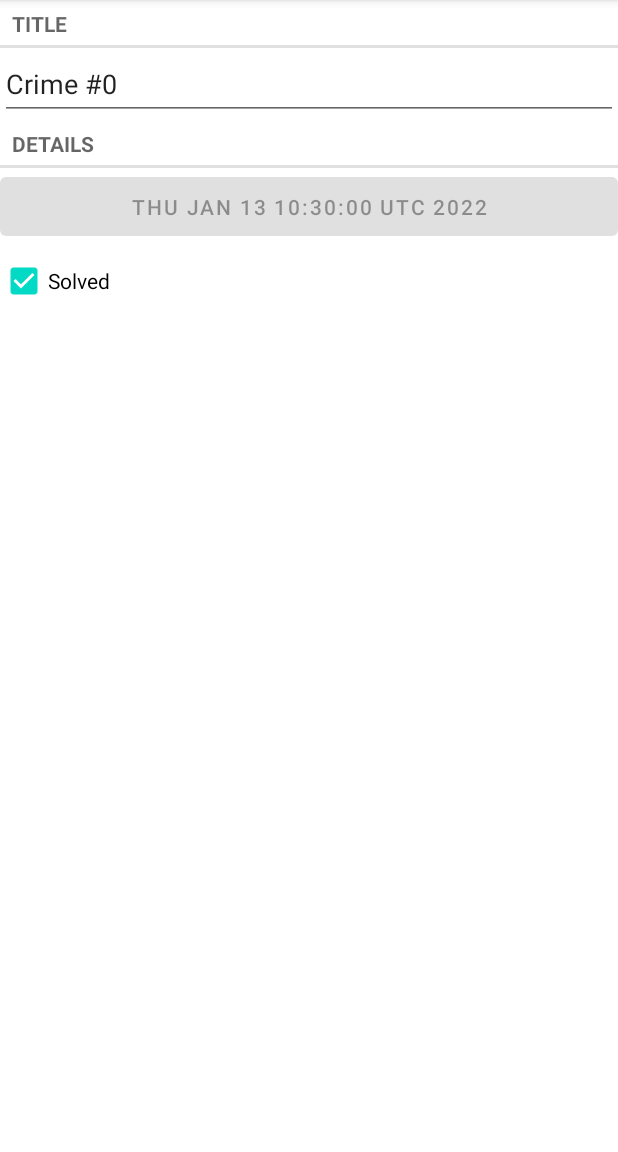
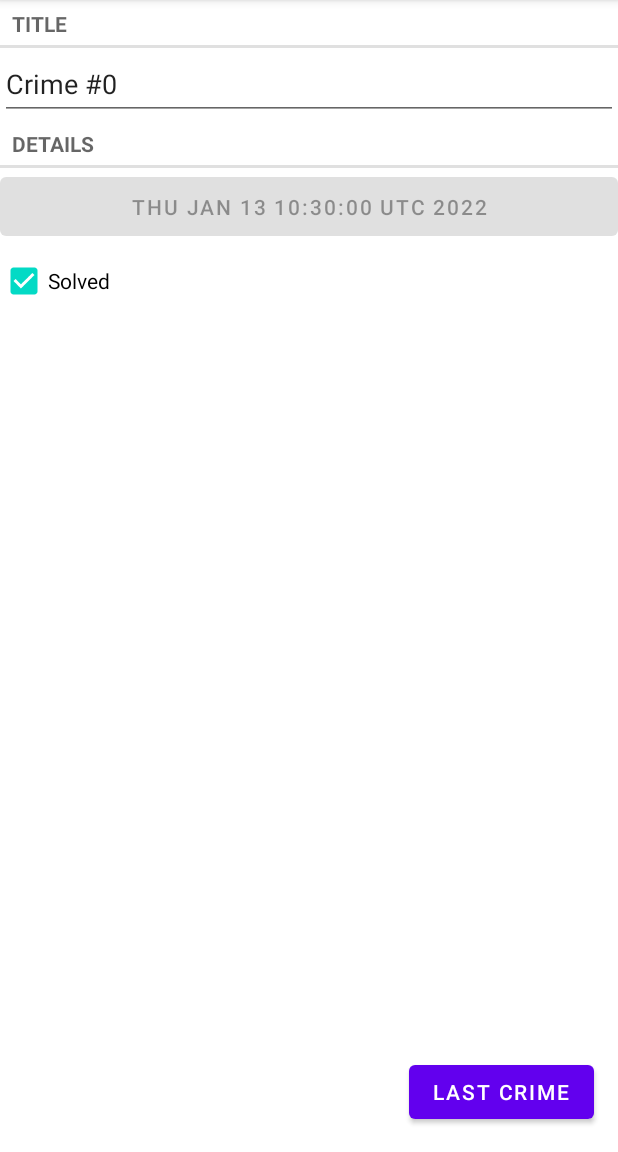
Before and after one commit to Jinnux263/CriminalIntent, an Android app: the screen it shows after launch (CrimePagerActivity), after a tap on an icon or button, on a phone screen of 412 x 824 dp, the part 84-1236 px from its top. Run offline under Robolectric (Android 15) with nearby library versions, the phone set to English and light mode, and no system bars.

Commit message:
Update
Chưa chắc vụ xử lý memory leak đã xong hay chưa lắm

```diff
--- a/app/src/main/java/com/example/criminalintent/CrimePagerActivity.kt
+++ b/app/src/main/java/com/example/criminalintent/CrimePagerActivity.kt
@@ -8,6 +8,7 @@ import androidx.fragment.app.Fragment
 import androidx.fragment.app.FragmentManager
 import androidx.viewpager2.adapter.FragmentStateAdapter
 import android.content.Intent
+import android.widget.Button
 import androidx.viewpager2.widget.ViewPager2
 import java.util.*
 
@@ -15,6 +16,8 @@ import java.util.*
 class CrimePagerActivity : AppCompatActivity() {
     private lateinit var mViewPager: ViewPager2
     private lateinit var mCrimes: List<Crime>
+    private lateinit var mFirstButton: Button
+    private lateinit var mLastButton: Button
 
     // companion object cho fragment hay activity khác tạo intent
     // có extra cần thiết
@@ -61,5 +64,38 @@ class CrimePagerActivity : AppCompatActivity() {
             }
         }
 
+        mFirstButton = findViewById<View>(R.id.first_crime) as Button
+        mFirstButton.setOnClickListener { mViewPager.currentItem = 0 }
+
+        mLastButton = findViewById<View>(R.id.last_crime) as Button
+        mLastButton.setOnClickListener { mViewPager.currentItem = mCrimes.size - 1 }
+
+        // Sau khi kết thúc fragment thì Call back có được hủy đi không hay bị leak memory
+        mViewPager.registerOnPageChangeCallback(object : ViewPager2.OnPageChangeCallback(){
+            override fun onPageScrolled(
+                position: Int,
+                positionOffset: Float,
+                positionOffsetPixels: Int
+            ) {
+                if (mViewPager.currentItem == 0) {
+                    mFirstButton.visibility = View.INVISIBLE
+                } else {
+                    mFirstButton.visibility = View.VISIBLE
+                }
+                if (mViewPager.currentItem == mViewPager.adapter!!.itemCount - 1) {
+                    mLastButton.visibility = View.INVISIBLE
+                } else {
+                    mLastButton.visibility = View.VISIBLE
+                }
+            }
+
+            override fun onPageSelected(position: Int) {}
+            override fun onPageScrollStateChanged(state: Int) {}
+        })
+    }
+
+    override fun onDestroy() {
+        super.onDestroy()
+        /*mViewPager.unregisterOnPageChangeCallback(mViewPager.get)*/
     }
 }
--- a/app/src/main/res/layout/activity_crime_pager.xml
+++ b/app/src/main/res/layout/activity_crime_pager.xml
@@ -1,6 +1,46 @@
 <?xml version="1.0" encoding="utf-8"?>
-<androidx.viewpager2.widget.ViewPager2 xmlns:android="http://schemas.android.com/apk/res/android"
-    android:id="@+id/crime_view_pager"
+<androidx.constraintlayout.widget.ConstraintLayout
+    xmlns:android="http://schemas.android.com/apk/res/android"
+    xmlns:app="http://schemas.android.com/apk/res-auto"
     android:layout_width="match_parent"
-    android:layout_height="match_parent">
-</androidx.viewpager2.widget.ViewPager2>
+    android:layout_height="match_parent"
+    android:orientation="vertical">
+
+    <androidx.viewpager2.widget.ViewPager2
+        android:id="@+id/crime_view_pager"
+        android:layout_width="wrap_content"
+        android:layout_height="wrap_content"
+        app:layout_constraintLeft_toLeftOf="parent"
+        app:layout_constraintTop_toTopOf="parent"
+        app:layout_constraintRight_toRightOf="parent"/>
+
+    <androidx.constraintlayout.widget.ConstraintLayout
+        android:layout_width="match_parent"
+        android:layout_height="wrap_content"
+        android:orientation="horizontal"
+        app:layout_constraintBottom_toBottomOf="parent"
+        app:layout_constraintLeft_toLeftOf="parent"
+        app:layout_constraintRight_toRightOf="parent">
+
+        <Button
+            android:id="@+id/first_crime"
+            android:layout_width="wrap_content"
+            android:layout_height="wrap_content"
+            android:layout_margin="16dp"
+            android:text="First Crime"
+            app:layout_constraintLeft_toLeftOf="parent"
+            app:layout_constraintBottom_toBottomOf="parent"
+            app:layout_constraintTop_toTopOf="parent"/>
+
+        <Button
+            android:id="@+id/last_crime"
+            android:layout_width="wrap_content"
+            android:layout_height="wrap_content"
+            android:layout_margin="16dp"
+            android:text="Last Crime"
+            app:layout_constraintRight_toRightOf="parent"
+            app:layout_constraintTop_toTopOf="parent"
+            app:layout_constraintBottom_toBottomOf="parent"/>
+
+    </androidx.constraintlayout.widget.ConstraintLayout>
+</androidx.constraintlayout.widget.ConstraintLayout>
```
